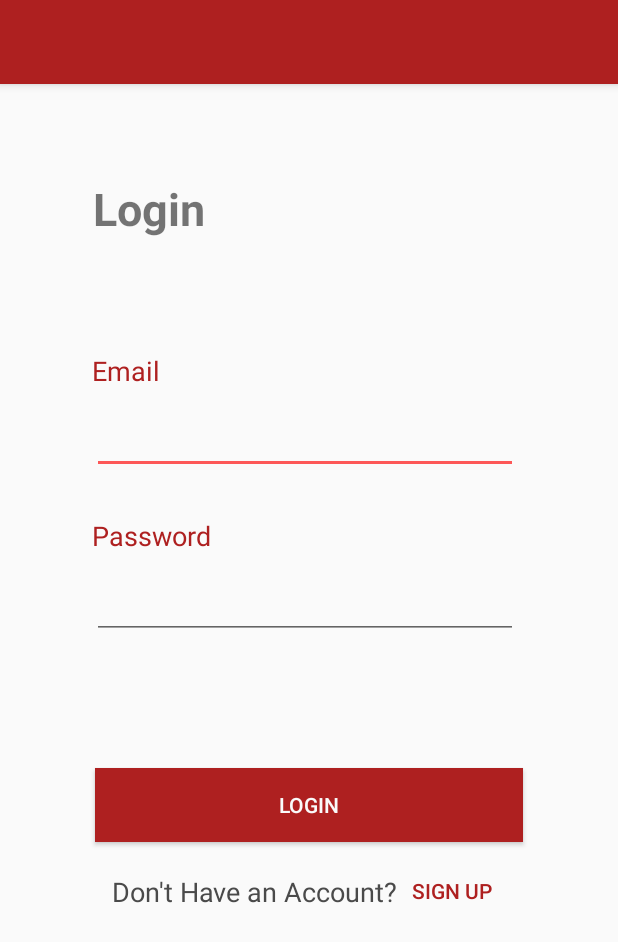
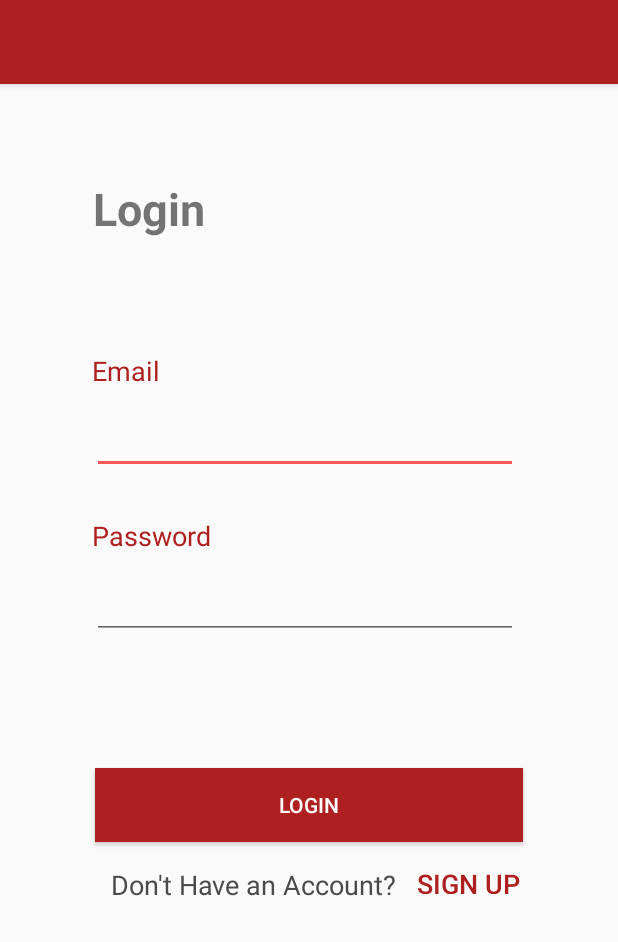
Before and after one commit to Jordan-Hum/FermentationMonitor, an Android app: the screen it shows after launch (loginActivity), on a phone screen of 412 x 824 dp. Shown: the top 942 px of the screen. Run offline under Robolectric (Android 15) with nearby library versions, the phone set to English and light mode, and no system bars; our stand-ins replace Firebase (no records; nobody signed in at launch, a user with empty details on screens opened directly).

Commit message:
fixed a login bug

```diff
--- a/android/FermentationMonitor/app/src/main/res/layout/activity_login.xml
+++ b/android/FermentationMonitor/app/src/main/res/layout/activity_login.xml
@@ -100,32 +100,30 @@
 
     <TextView
         android:id="@+id/signupText"
-        android:layout_width="210dp"
+        android:layout_width="wrap_content"
         android:layout_height="39dp"
-        android:layout_marginTop="1dp"
-        android:layout_marginBottom="2dp"
+        android:layout_marginTop="16dp"
+        android:layout_marginEnd="1dp"
         android:text="Don't Have an Account?"
         android:textColor="#4A4A4A"
         android:textSize="18sp"
-        app:layout_constraintBottom_toBottomOf="parent"
-        app:layout_constraintEnd_toEndOf="parent"
-        app:layout_constraintHorizontal_bias="0.368"
+        app:layout_constraintEnd_toStartOf="@+id/signupButton"
+        app:layout_constraintHorizontal_bias="1.0"
         app:layout_constraintStart_toStartOf="parent"
-        app:layout_constraintTop_toBottomOf="@+id/loginButton"
-        app:layout_constraintVertical_bias="0.088" />
+        app:layout_constraintTop_toBottomOf="@+id/loginButton" />
 
     <Button
         android:id="@+id/signupButton"
         style="@style/Widget.AppCompat.Button.Borderless"
         android:layout_width="wrap_content"
-        android:layout_height="wrap_content"
+        android:layout_height="39dp"
+        android:layout_marginTop="5dp"
         android:text="Sign Up"
         android:textColor="#AE2020"
-        app:layout_constraintBottom_toBottomOf="parent"
+        android:textSize="18sp"
         app:layout_constraintEnd_toEndOf="parent"
-        app:layout_constraintHorizontal_bias="0.795"
+        app:layout_constraintHorizontal_bias="0.833"
         app:layout_constraintStart_toStartOf="parent"
-        app:layout_constraintTop_toBottomOf="@+id/loginButton"
-        app:layout_constraintVertical_bias="0.04000002" />
+        app:layout_constraintTop_toBottomOf="@+id/loginButton" />
 
 </androidx.constraintlayout.widget.ConstraintLayout>
--- a/android/FermentationMonitor/app/src/main/res/layout/activity_signup.xml
+++ b/android/FermentationMonitor/app/src/main/res/layout/activity_signup.xml
@@ -138,10 +138,10 @@
         android:layout_width="88dp"
         android:layout_height="39dp"
         android:layout_marginStart="180dp"
-        android:layout_marginTop="10dp"
+        android:layout_marginTop="6dp"
         android:text="Sign In"
         android:textColor="#AE2020"
-        android:textSize="14sp"
+        android:textSize="18sp"
         app:layout_constraintEnd_toEndOf="parent"
         app:layout_constraintHorizontal_bias="0.419"
         app:layout_constraintStart_toStartOf="parent"
```
